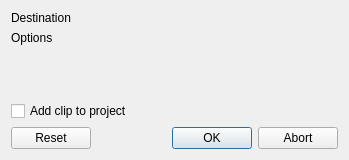
Qt form src/ui/clipstabilize_ui.ui (KDE/kdenlive) before a commit.
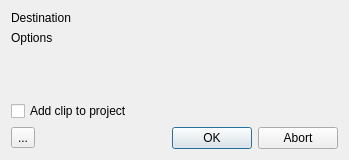
The same form after that commit. Custom widgets are drawn as their Qt base class.

Commit message: Cleanup stabilize presets and job cancelation

```diff
--- a/src/ui/clipstabilize_ui.ui
+++ b/src/ui/clipstabilize_ui.ui
@@ -14,10 +14,7 @@
    <string>Dialog</string>
   </property>
   <layout class="QGridLayout" name="gridLayout">
-   <item row="0" column="1" colspan="2">
-    <widget class="KUrlRequester" name="dest_url"/>
-   </item>
-   <item row="1" column="0" colspan="3">
+   <item row="1" column="0" colspan="4">
     <widget class="QLabel" name="label_3">
      <property name="text">
       <string>Options</string>
@@ -31,7 +28,40 @@
      </property>
     </widget>
    </item>
-   <item row="2" column="0" colspan="3">
+   <item row="4" column="0" colspan="4">
+    <widget class="QCheckBox" name="auto_add">
+     <property name="text">
+      <string>Add clip to project</string>
+     </property>
+    </widget>
+   </item>
+   <item row="3" column="0">
+    <spacer name="verticalSpacer">
+     <property name="orientation">
+      <enum>Qt::Vertical</enum>
+     </property>
+     <property name="sizeHint" stdset="0">
+      <size>
+       <width>20</width>
+       <height>40</height>
+      </size>
+     </property>
+    </spacer>
+   </item>
+   <item row="0" column="2" colspan="2">
+    <widget class="KUrlRequester" name="dest_url"/>
+   </item>
+   <item row="5" column="3">
+    <widget class="QDialogButtonBox" name="buttonBox">
+     <property name="orientation">
+      <enum>Qt::Horizontal</enum>
+     </property>
+     <property name="standardButtons">
+      <set>QDialogButtonBox::Abort|QDialogButtonBox::Ok</set>
+     </property>
+    </widget>
+   </item>
+   <item row="2" column="0" colspan="4">
     <widget class="QWidget" name="optionsbox" native="true">
      <property name="sizePolicy">
       <sizepolicy hsizetype="Expanding" vsizetype="Maximum">
@@ -55,13 +85,16 @@
     </spacer>
    </item>
    <item row="5" column="0">
-    <widget class="QPushButton" name="button_reset">
+    <widget class="QToolButton" name="preset_button">
      <property name="text">
-      <string>Reset</string>
+      <string>...</string>
+     </property>
+     <property name="popupMode">
+      <enum>QToolButton::InstantPopup</enum>
      </property>
     </widget>
    </item>
-   <item row="5" column="1">
+   <item row="5" column="1" colspan="2">
     <spacer name="horizontalSpacer">
      <property name="orientation">
       <enum>Qt::Horizontal</enum>
@@ -74,23 +107,6 @@
      </property>
     </spacer>
    </item>
-   <item row="5" column="2">
-    <widget class="QDialogButtonBox" name="buttonBox">
-     <property name="orientation">
-      <enum>Qt::Horizontal</enum>
-     </property>
-     <property name="standardButtons">
-      <set>QDialogButtonBox::Abort|QDialogButtonBox::Ok</set>
-     </property>
-    </widget>
-   </item>
-   <item row="4" column="0" colspan="3">
-    <widget class="QCheckBox" name="auto_add">
-     <property name="text">
-      <string>Add clip to project</string>
-     </property>
-    </widget>
-   </item>
   </layout>
  </widget>
  <customwidgets>
```
Left out of the diff: 13 changed lines with no effect on the pictures. The commit also changes 8 other files.
